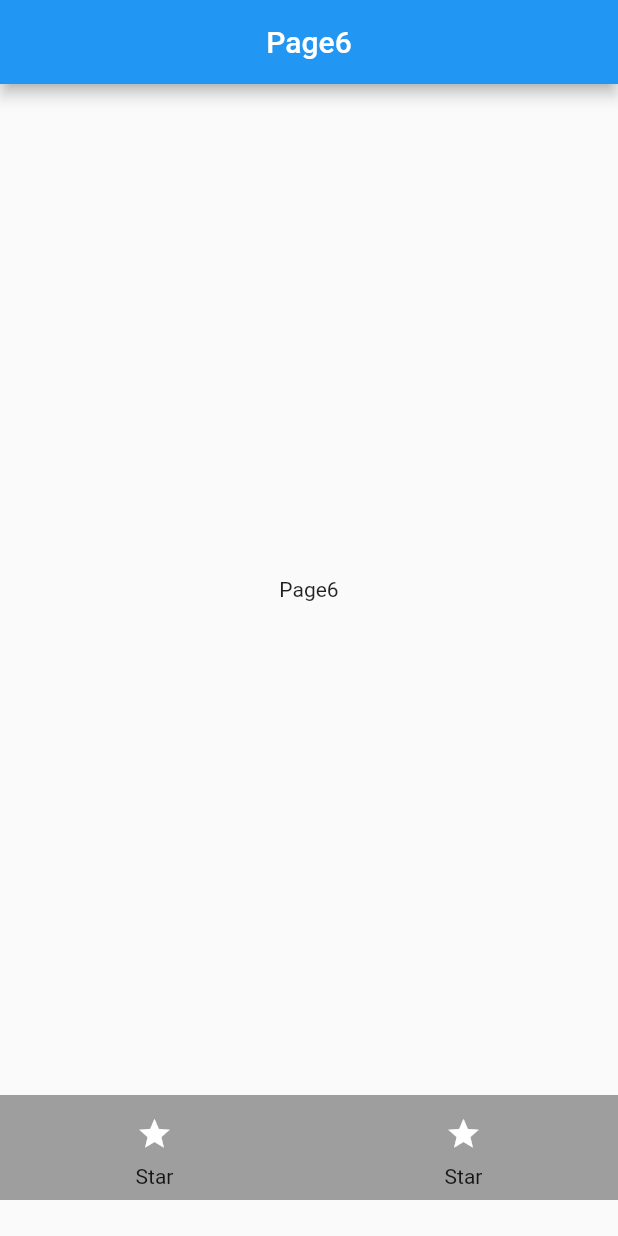
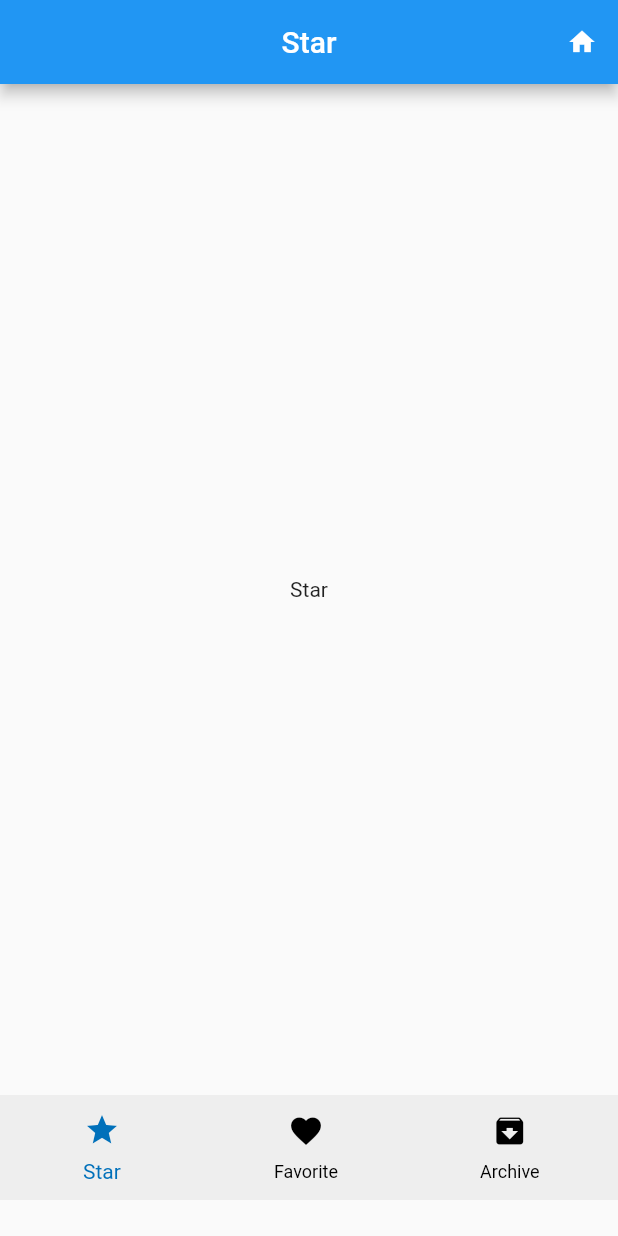
Before and after one commit to Zahid046/CustomTempates, a Flutter app: the screen it shows after launch, after a tap on the "star" icon, on a phone screen of 412 x 824 dp. Run offline on Flutter 3.47's test engine with Material 2 defaults, Android fonts, the phone set to English and light mode, and no system bars.

Commit message:
bottom nav bar custom

```diff
--- a/lib/Custom Widgets/CustomBottomNavigationBar.dart
+++ b/lib/Custom Widgets/CustomBottomNavigationBar.dart
@@ -1,112 +1,223 @@
 import 'package:flutter/material.dart';
-import 'package:untitled/Page6.dart';
-import 'package:untitled/Test.dart';
+import 'package:untitled/Archive.dart';
+import 'package:untitled/Favorite.dart';
+import 'package:untitled/Star.dart';
 
-class CustomBottomNavBar extends StatelessWidget {
+class CustomBottomNavBar extends StatefulWidget {
   final int navCount;
-  CustomBottomNavBar({Key? key, required this.navCount}) : super(key: key);
+  final bool isClicked1;
+  final bool isClicked2;
+  final bool isClicked3;
+  //final Icon;
+  CustomBottomNavBar({
+    Key? key,
+    required this.navCount,
+    required this.isClicked1,
+    required this.isClicked2,
+    required this.isClicked3,
+    //this.Icon,
+  }) : super(key: key);
 
   @override
+  _CustomBottomNavBarState createState() => _CustomBottomNavBarState();
+}
+
+class _CustomBottomNavBarState extends State<CustomBottomNavBar> {
+  Color cBlue = Color(0xff0070BA);
+  Color cBlack = Color(0xff000000);
+  @override
   Widget build(BuildContext context) {
+    Route _createRoute(int a) {
+      return PageRouteBuilder(
+        pageBuilder: (context, animation, secondaryAnimation) => a == 1
+            ? const Star()
+            : a == 2
+                ? const Favorite()
+                : const Archive(),
+        transitionsBuilder: (context, animation, secondaryAnimation, child) {
+          return child;
+        },
+      );
+    }
+
     return Align(
       alignment: Alignment.bottomCenter,
       child: Container(
-          color: Colors.grey,
+          color: Colors.grey[200],
           height: 70,
           child: Row(
             children: [
               Container(
                 height: 70,
-                width: navCount == 5
+                width: widget.navCount == 5
                     ? MediaQuery.of(context).size.width * .2
-                    : navCount == 4
+                    : widget.navCount == 4
                         ? MediaQuery.of(context).size.width * .25
-                        : navCount == 3
+                        : widget.navCount == 3
                             ? MediaQuery.of(context).size.width * .33
                             : MediaQuery.of(context).size.width * .5,
                 child: Column(
-                  mainAxisAlignment: MainAxisAlignment.end,
+                  mainAxisAlignment: MainAxisAlignment.center,
                   children: [
-                    IconButton(
-                      onPressed: () {
-                        Navigator.pushReplacement(
-                          context,
-                          MaterialPageRoute(
-                            builder: (context) => Page6(),
-                          ),
-                        );
+                    Padding(
+                      padding: const EdgeInsets.only(top: 8.0),
+                      child: IconButton(
+                        onPressed: () {
+                          Navigator.of(context)
+                              .pushReplacement(_createRoute(1));
+                        },
+                        icon: Icon(
+                          Icons.star,
+                          //widget.Icon,
+                          color: widget.isClicked1 ? cBlue : cBlack,
+                        ),
+                        padding: EdgeInsets.zero,
+                        constraints: BoxConstraints(),
+                      ),
+                    ),
+                    GestureDetector(
+                      onTap: () {
+                        Navigator.of(context).pushReplacement(_createRoute(1));
                       },
-                      icon: Icon(
-                        Icons.star,
-                        color: Colors.white,
+                      child: Padding(
+                        padding: const EdgeInsets.all(8.0),
+                        child: widget.isClicked1
+                            ? Text(
+                                "Star",
+                                style: TextStyle(fontSize: 14, color: cBlue),
+                              )
+                            : Text(
+                                "Star",
+                                style: TextStyle(fontSize: 12, color: cBlack),
+                              ),
                       ),
-                      padding: EdgeInsets.zero,
-                      constraints: BoxConstraints(),
-                    ),
-                    Padding(
-                      padding: const EdgeInsets.all(8.0),
-                      child: Text("Star"),
                     )
                   ],
                 ),
               ),
               Container(
                 height: 70,
-                width: navCount == 5
+                width: widget.navCount == 5
                     ? MediaQuery.of(context).size.width * .2
-                    : navCount == 4
+                    : widget.navCount == 4
                         ? MediaQuery.of(context).size.width * .25
-                        : navCount == 3
+                        : widget.navCount == 3
                             ? MediaQuery.of(context).size.width * .33
                             : MediaQuery.of(context).size.width * .5,
                 child: Column(
-                  mainAxisAlignment: MainAxisAlignment.end,
+                  mainAxisAlignment: MainAxisAlignment.center,
                   children: [
-                    IconButton(
-                      onPressed: () {
-                        Navigator.pushReplacement(
-                          context,
-                          MaterialPageRoute(
-                            builder: (context) => Test(),
-                          ),
-                        );
+                    Padding(
+                      padding: const EdgeInsets.only(top: 8.0),
+                      child: IconButton(
+                        onPressed: () {
+                          Navigator.of(context)
+                              .pushReplacement(_createRoute(2));
+                        },
+                        icon: Icon(
+                          Icons.favorite,
+                          color: widget.isClicked2 ? cBlue : cBlack,
+                        ),
+                        padding: EdgeInsets.zero,
+                        constraints: BoxConstraints(),
+                      ),
+                    ),
+                    GestureDetector(
+                      onTap: () {
+                        Navigator.of(context).pushReplacement(_createRoute(2));
                       },
-                      icon: Icon(
-                        Icons.star,
-                        color: Colors.white,
+                      child: Padding(
+                        padding: const EdgeInsets.all(8.0),
+                        child: widget.isClicked2
+                            ? Text(
+                                "Favorite",
+                                style: TextStyle(fontSize: 14, color: cBlue),
+                              )
+                            : Text(
+                                "Favorite",
+                                style: TextStyle(fontSize: 12, color: cBlack),
+                              ),
                       ),
-                      padding: EdgeInsets.zero,
-                      constraints: BoxConstraints(),
-                    ),
-                    Padding(
-                      padding: const EdgeInsets.all(8.0),
-                      child: Text("Star"),
                     )
                   ],
                 ),
               ),
               Visibility(
-                visible: navCount >= 3 ? true : false,
+                visible: widget.navCount >= 3 ? true : false,
                 child: Container(
                   height: 70,
-                  width: navCount == 5
+                  width: widget.navCount == 5
                       ? MediaQuery.of(context).size.width * .2
-                      : navCount == 4
+                      : widget.navCount == 4
                           ? MediaQuery.of(context).size.width * .25
-                          : navCount == 3
+                          : widget.navCount == 3
+                              ? MediaQuery.of(context).size.width * .33
+                              : MediaQuery.of(context).size.width * .5,
+                  child: Column(
+                    mainAxisAlignment: MainAxisAlignment.center,
+                    children: [
+                      Padding(
+                        padding: const EdgeInsets.only(top: 8.0),
+                        child: IconButton(
+                          onPressed: () {
+                            Navigator.of(context)
+                                .pushReplacement(_createRoute(3));
+                          },
+                          icon: Icon(
+                            Icons.archive,
+                            color: widget.isClicked3 ? cBlue : cBlack,
+                          ),
+                          padding: EdgeInsets.zero,
+                          constraints: BoxConstraints(),
+                        ),
+                      ),
+                      GestureDetector(
+                        onTap: () {
+                          Navigator.of(context)
+                              .pushReplacement(_createRoute(3));
+                        },
+                        child: Padding(
+                          padding: const EdgeInsets.all(8.0),
+                          child: widget.isClicked3
+                              ? Text(
+                                  "Archive",
+                                  style: TextStyle(fontSize: 14, color: cBlue),
+                                )
+                              : Text(
+                                  "Archive",
+                                  style: TextStyle(fontSize: 12, color: cBlack),
+                                ),
+                        ),
+                      )
+                    ],
+                  ),
+                ),
+              ),
+              Visibility(
+                visible: widget.navCount >= 4 ? true : false,
+                child: Container(
+                  height: 70,
+                  width: widget.navCount == 5
+                      ? MediaQuery.of(context).size.width * .2
+                      : widget.navCount == 4
+                          ? MediaQuery.of(context).size.width * .25
+                          : widget.navCount == 3
                               ? MediaQuery.of(context).size.width * .33
                               : MediaQuery.of(context).size.width * .5,
                   child: Column(
                     mainAxisAlignment: MainAxisAlignment.end,
                     children: [
-                      IconButton(
-                        onPressed: () {},
-                        icon: Icon(
-                          Icons.star,
-                          color: Colors.white,
+                      Padding(
+                        padding: const EdgeInsets.only(top: 8.0),
+                        child: IconButton(
+                          onPressed: () {},
+                          icon: Icon(
+                            Icons.star,
+                            color: Colors.white,
+                          ),
+                          padding: EdgeInsets.zero,
+                          constraints: BoxConstraints(),
                         ),
-                        padding: EdgeInsets.zero,
-                        constraints: BoxConstraints(),
                       ),
                       Padding(
                         padding: const EdgeInsets.all(8.0),
@@ -117,58 +228,30 @@ class CustomBottomNavBar extends StatelessWidget {
                 ),
               ),
               Visibility(
-                visible: navCount >= 4 ? true : false,
+                visible: widget.navCount >= 5 ? true : false,
                 child: Container(
                   height: 70,
-                  width: navCount == 5
+                  width: widget.navCount == 5
                       ? MediaQuery.of(context).size.width * .2
-                      : navCount == 4
+                      : widget.navCount == 4
                           ? MediaQuery.of(context).size.width * .25
-                          : navCount == 3
+                          : widget.navCount == 3
                               ? MediaQuery.of(context).size.width * .33
                               : MediaQuery.of(context).size.width * .5,
                   child: Column(
                     mainAxisAlignment: MainAxisAlignment.end,
                     children: [
-                      IconButton(
-                        onPressed: () {},
-                        icon: Icon(
-                          Icons.star,
-                          color: Colors.white,
+                      Padding(
+                        padding: const EdgeInsets.only(top: 8.0),
+                        child: IconButton(
+                          onPressed: () {},
+                          icon: Icon(
+                            Icons.star,
+                            color: Colors.white,
+                          ),
+                          padding: EdgeInsets.zero,
+                          constraints: BoxConstraints(),
                         ),
-                        padding: EdgeInsets.zero,
-                        constraints: BoxConstraints(),
-                      ),
-                      Padding(
-                        padding: const EdgeInsets.all(8.0),
-                        child: Text("Star"),
-                      )
-                    ],
-                  ),
-                ),
-              ),
-              Visibility(
-                visible: navCount >= 5 ? true : false,
-                child: Container(
-                  height: 70,
-                  width: navCount == 5
-                      ? MediaQuery.of(context).size.width * .2
-                      : navCount == 4
-                          ? MediaQuery.of(context).size.width * .25
-                          : navCount == 3
-                              ? MediaQuery.of(context).size.width * .33
-                              : MediaQuery.of(context).size.width * .5,
-                  child: Column(
-                    mainAxisAlignment: MainAxisAlignment.end,
-                    children: [
-                      IconButton(
-                        onPressed: () {},
-                        icon: Icon(
-                          Icons.star,
-                          color: Colors.white,
-                        ),
-                        padding: EdgeInsets.zero,
-                        constraints: BoxConstraints(),
                       ),
                       Padding(
                         padding: const EdgeInsets.all(8.0),
--- a/lib/Page6.dart
+++ b/lib/Home.dart
@@ -1,14 +1,15 @@
 import 'package:flutter/material.dart';
 import 'package:untitled/Custom%20Widgets/CustomBottomNavigationBar.dart';
 
-class Page6 extends StatelessWidget {
-  const Page6({Key? key}) : super(key: key);
+class Home extends StatelessWidget {
+  const Home({Key? key}) : super(key: key);
 
   @override
   Widget build(BuildContext context) {
     return Scaffold(
       appBar: AppBar(
-        title: Text("Page6"),
+        automaticallyImplyLeading: false,
+        title: Text("Home"),
         centerTitle: true,
       ),
       body: Container(
@@ -18,11 +19,15 @@ class Page6 extends StatelessWidget {
             Container(
               height: MediaQuery.of(context).size.height - 150,
               child: Center(
-                child: Text("Page6"),
+                child: Text("Home"),
               ),
             ),
             CustomBottomNavBar(
-              navCount: 2,
+              navCount: 3,
+              isClicked1: false,
+              isClicked2: false,
+              isClicked3: false,
+              //Icon: Icons.add,
             ),
           ],
         ),
--- /dev/null
+++ b/lib/Star.dart
@@ -0,0 +1,55 @@
+import 'package:flutter/material.dart';
+import 'package:untitled/Custom%20Widgets/CustomBottomNavigationBar.dart';
+import 'package:untitled/Home.dart';
+
+class Star extends StatelessWidget {
+  const Star({Key? key}) : super(key: key);
+
+  @override
+  Widget build(BuildContext context) {
+    return Scaffold(
+      appBar: AppBar(
+        automaticallyImplyLeading: false,
+        title: Text("Star"),
+        centerTitle: true,
+        actions: [
+          IconButton(
+            onPressed: () {
+              Navigator.push(
+                context,
+                MaterialPageRoute(
+                  builder: (context) => Home(),
+                ),
+              );
+            },
+            icon: Icon(
+              Icons.home,
+              size: 20,
+              color: Colors.white,
+            ),
+          ),
+        ],
+      ),
+      body: Container(
+        height: MediaQuery.of(context).size.height,
+        child: Column(
+          children: [
+            Container(
+              height: MediaQuery.of(context).size.height - 150,
+              child: Center(
+                child: Text("Star"),
+              ),
+            ),
+            CustomBottomNavBar(
+              navCount: 3,
+              isClicked1: true,
+              isClicked2: false,
+              isClicked3: false,
+              //Icon: Icons.add,
+            ),
+          ],
+        ),
+      ),
+    );
+  }
+}
--- a/lib/main.dart
+++ b/lib/main.dart
@@ -1,5 +1,5 @@
 import 'package:flutter/material.dart';
-import 'package:untitled/Page6.dart';
+import 'package:untitled/Home.dart';
 
 void main() {
   runApp(MyApp());
@@ -10,11 +10,12 @@ class MyApp extends StatelessWidget {
   @override
   Widget build(BuildContext context) {
     return MaterialApp(
+      debugShowCheckedModeBanner: false,
       //title: 'Flutter Demo',
       theme: ThemeData(
         primarySwatch: Colors.blue,
       ),
-      home: Page6(),
+      home: Home(),
     );
   }
 }
```
Also changed, not shown: lib/Archive.dart (added, +54 -0 lines), lib/Favorite.dart (added, +54 -0 lines), lib/Test.dart (deleted, +0 -32 lines), lib/Page1.dart (deleted), lib/Page2.dart (deleted), lib/Page3.dart (deleted), lib/Page4.dart (deleted), lib/Page5.dart (deleted).
